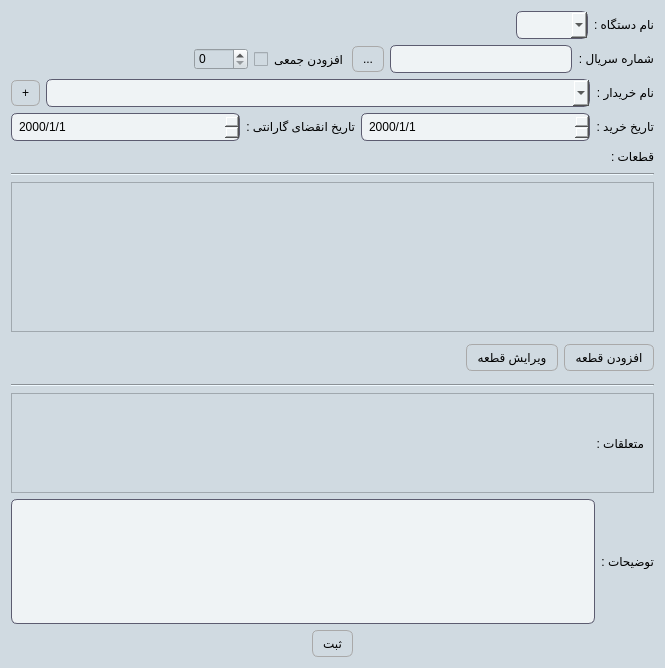
Before: the Qt Designer form deviceform.ui in kia-far/QtDBS, drawn with Qt 5.
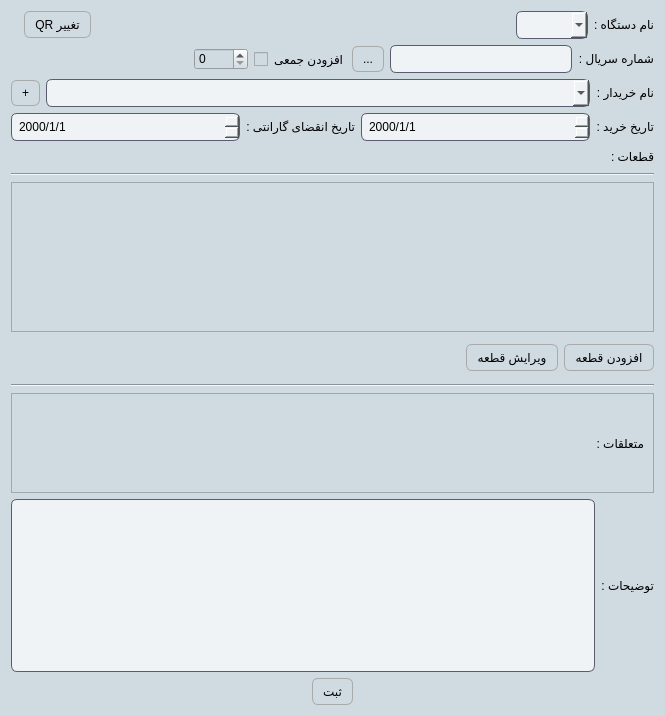
After: the same form once the commit is applied.

```diff
--- a/deviceform.ui
+++ b/deviceform.ui
@@ -7,7 +7,7 @@
     <x>0</x>
     <y>0</y>
     <width>665</width>
-    <height>668</height>
+    <height>716</height>
    </rect>
   </property>
   <property name="windowTitle">
@@ -198,6 +198,13 @@
                </property>
               </widget>
              </item>
+             <item>
+              <widget class="QPushButton" name="EditQRBtn">
+               <property name="text">
+                <string>QR تغییر</string>
+               </property>
+              </widget>
+             </item>
              <item>
               <spacer name="horizontalSpacer_3">
                <property name="orientation">
```
